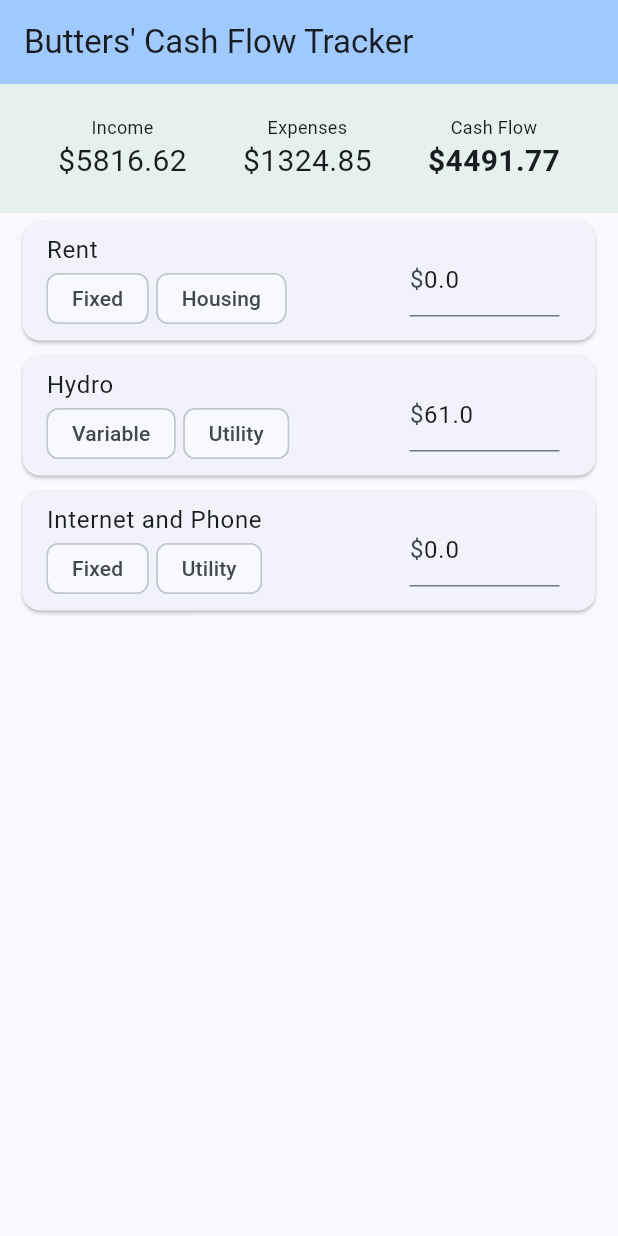
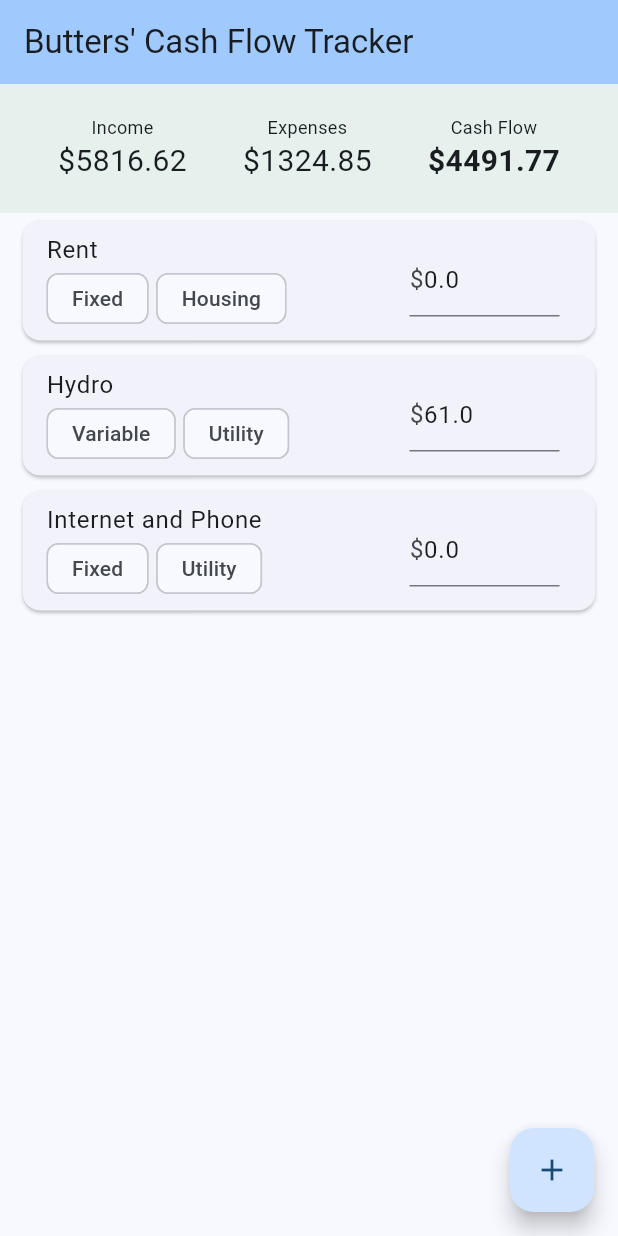
Before and after one commit to mustachebutter/expense-tracker, a Flutter app: the screen it shows after launch, on a phone screen of 412 x 824 dp. Run offline on Flutter 3.47's test engine with Material 3 defaults, Android fonts, the light colour scheme and no system bars.

Commit message:
- Added the input screen for manual input of expenses - Refactored code into its own file

```diff
--- a/lib/main.dart
+++ b/lib/main.dart
@@ -1,5 +1,5 @@
-import 'package:expense_tracker/models/expense.dart';
 import 'package:flutter/material.dart';
+import 'package:expense_tracker/screens/dashboard.dart';
 
 void main() {
   runApp(const ExpenseApp());
@@ -21,90 +21,3 @@ class ExpenseApp extends StatelessWidget {
       );
   }
 }
-
-class Dashboard extends StatefulWidget {
-  const Dashboard({super.key});
-
-  @override
-  State<Dashboard> createState() => _DashboardState();
-}
-
-class _DashboardState extends State<Dashboard> {
-  final double _monthlyIncome = (2908.31 * 2);
-
-  List<Expense> myExpenses = [
-    Expense(id: '1', label: 'Rent', fixedAmount: 1100, tags: ['Fixed', 'Housing']),
-    Expense(id: '2', label: 'Hydro', fixedAmount: 0, variableAmount: 61, tags: ['Variable', 'Utility']),
-    Expense(id: '3', label: 'Internet and Phone', fixedAmount: 163.85, tags: ['Fixed', 'Utility']),
-  ];
-
-  double get totalOut => myExpenses.fold(0, (sum, item) => sum + item.total);
-  double get cashFlow => _monthlyIncome - totalOut;
-
-  @override
-  Widget build(BuildContext context) {
-    return Scaffold(
-      appBar: AppBar(
-        backgroundColor: Theme.of(context).colorScheme.inversePrimary,
-        title: const Text("Butters' Cash Flow Tracker"),
-      ),
-      body: Column(
-        children: [
-          Container(
-            padding: const EdgeInsets.all(20),
-            color: cashFlow >= 0 ? Colors.green.withOpacity(0.1) : Colors.red.withOpacity(0.1),
-            child: Row(
-              mainAxisAlignment: MainAxisAlignment.spaceAround,
-              children: [
-                _statTile("Income", "\$${_monthlyIncome.toStringAsFixed(2)}"),
-                _statTile("Expenses", "\$${totalOut.toStringAsFixed(2)}"),
-                _statTile("Cash Flow", "\$${cashFlow.toStringAsFixed(2)}", isBold: true),
-              ],
-            ),
-          ),
-          Expanded(
-            child: ListView.builder(
-              itemCount: myExpenses.length,
-              itemBuilder: (context, index) {
-                final item = myExpenses[index];
-
-                return Card(
-                  margin: const EdgeInsets.symmetric(horizontal: 15, vertical: 5),
-                  child: ListTile(
-                    title: Text(item.label),
-                    subtitle: Wrap(
-                      spacing: 5,
-                      children: item.tags.map((t) => Chip(label: Text(t), visualDensity: VisualDensity.compact,)).toList()
-                    ),
-                    trailing: SizedBox(
-                      width: 100,
-                      child: TextFormField(
-                        initialValue: item.variableAmount.toString(),
-                        decoration: const InputDecoration(prefixText: '\$'),
-                        keyboardType: TextInputType.number,
-                        onChanged: (val) {
-                          setState(() {
-                            item.variableAmount = double.tryParse(val) ?? 0;
-                          });
-                        },
-                      ),
-                    )
-                  ),
-                );
-              }
-            ),
-          ),
-        ],
-      ),
-    );
-  }
-
-  Widget _statTile(String label, String value, {bool isBold = false}) {
-    return Column(
-      children: [
-        Text(label, style: const TextStyle(fontSize: 12)),
-        Text(value, style: TextStyle(fontSize: 20, fontWeight: isBold ? FontWeight.bold : FontWeight.normal),)
-      ]
-    );
-  }
-}
--- a/lib/models/expense.dart
+++ b/lib/models/expense.dart
@@ -4,13 +4,16 @@ class Expense
   final String label;
   final double fixedAmount;
   double variableAmount;
+  final DateTime date;
   final List<String> tags;
+  bool isEditing = false;
 
   Expense({
     required this.id,
     required this.label,
     required this.fixedAmount,
     this.variableAmount = 0.0,
+    required this.date,
     required this.tags,
   });
 
--- /dev/null
+++ b/lib/screens/dashboard.dart
@@ -0,0 +1,115 @@
+import 'package:expense_tracker/models/expense.dart';
+import 'package:expense_tracker/widgets/add_expense_dialog.dart';
+import 'package:flutter/material.dart';
+import 'package:intl/intl.dart';
+
+class Dashboard extends StatefulWidget {
+  const Dashboard({super.key});
+
+  @override
+  State<Dashboard> createState() => _DashboardState();
+}
+
+class _DashboardState extends State<Dashboard> {
+  final double _monthlyIncome = (2908.31 * 2);
+
+  List<Expense> allExpenses = [
+    Expense(id: '1', label: 'Rent', fixedAmount: 1100, tags: ['Fixed', 'Housing'], date: DateTime(2026, 4, 11)),
+    Expense(id: '2', label: 'Hydro', fixedAmount: 0, variableAmount: 61, tags: ['Variable', 'Utility'], date: DateTime(2026, 4, 11)),
+    Expense(id: '3', label: 'Internet and Phone', fixedAmount: 163.85, tags: ['Fixed', 'Utility'], date: DateTime(2026, 4, 11)),
+  ];
+
+  List<Expense> getExpensesForMonth(DateTime month)
+  {
+    return allExpenses.where((e) =>
+      e.date.month == month.month && e.date.year == month.year
+    ).toList();
+  }
+
+  double get totalOut => allExpenses.fold(0, (sum, item) => sum + item.total);
+  double get cashFlow => _monthlyIncome - totalOut;
+
+  @override
+  Widget build(BuildContext context) {
+    return Scaffold(
+      appBar: AppBar(
+        backgroundColor: Theme.of(context).colorScheme.inversePrimary,
+        title: const Text("Butters' Cash Flow Tracker"),
+      ),
+      body: Column(
+        children: [
+          Container(
+            padding: const EdgeInsets.all(20),
+            color: cashFlow >= 0 ? Colors.green.withOpacity(0.1) : Colors.red.withOpacity(0.1),
+            child: Row(
+              mainAxisAlignment: MainAxisAlignment.spaceAround,
+              children: [
+                _statTile("Income", "\$${_monthlyIncome.toStringAsFixed(2)}"),
+                _statTile("Expenses", "\$${totalOut.toStringAsFixed(2)}"),
+                _statTile("Cash Flow", "\$${cashFlow.toStringAsFixed(2)}", isBold: true),
+              ],
+            ),
+          ),
+          Expanded(
+            child: ListView.builder(
+              itemCount: allExpenses.length,
+              itemBuilder: (context, index) {
+                final item = allExpenses[index];
+
+                return Card(
+                  margin: const EdgeInsets.symmetric(horizontal: 15, vertical: 5),
+                  child: ListTile(
+                    title: Text(item.label),
+                    subtitle: Wrap(
+                      spacing: 5,
+                      children: item.tags.map((t) => Chip(label: Text(t), visualDensity: VisualDensity.compact,)).toList()
+                    ),
+                    trailing: SizedBox(
+                      width: 100,
+                      child: TextFormField(
+                        initialValue: item.variableAmount.toString(),
+                        decoration: const InputDecoration(prefixText: '\$'),
+                        keyboardType: TextInputType.number,
+                        onChanged: (val) {
+                          setState(() {
+                            item.variableAmount = double.tryParse(val) ?? 0;
+                          });
+                        },
+                      ),
+                    )
+                  ),
+                );
+              }
+            ),
+          ),
+        ],
+      ),
+      floatingActionButton: FloatingActionButton(
+        child: const Icon(Icons.add),
+        onPressed: () {
+          showDialog(
+            context: context,
+            builder: (context) {
+              return AddExpenseDialog(
+                onExpenseAdded: (Expense newlyCreatedExpense) {
+                  setState(() {
+                    allExpenses.add(newlyCreatedExpense);
+                  });
+                },
+              );
+            },
+          );
+        },
+       ),
+    );
+  }
+
+  Widget _statTile(String label, String value, {bool isBold = false}) {
+    return Column(
+      children: [
+        Text(label, style: const TextStyle(fontSize: 12)),
+        Text(value, style: TextStyle(fontSize: 20, fontWeight: isBold ? FontWeight.bold : FontWeight.normal),)
+      ]
+    );
+  }
+}
--- a/pubspec.yaml
+++ b/pubspec.yaml
@@ -30,7 +30,7 @@ environment:
 dependencies:
   flutter:
     sdk: flutter
-
+  intl: ^0.19.0
   # The following adds the Cupertino Icons font to your application.
   # Use with the CupertinoIcons class for iOS style icons.
   cupertino_icons: ^1.0.8
```
Also changed, not shown: lib/widgets/add_expense_dialog.dart (added, +89 -0 lines).
